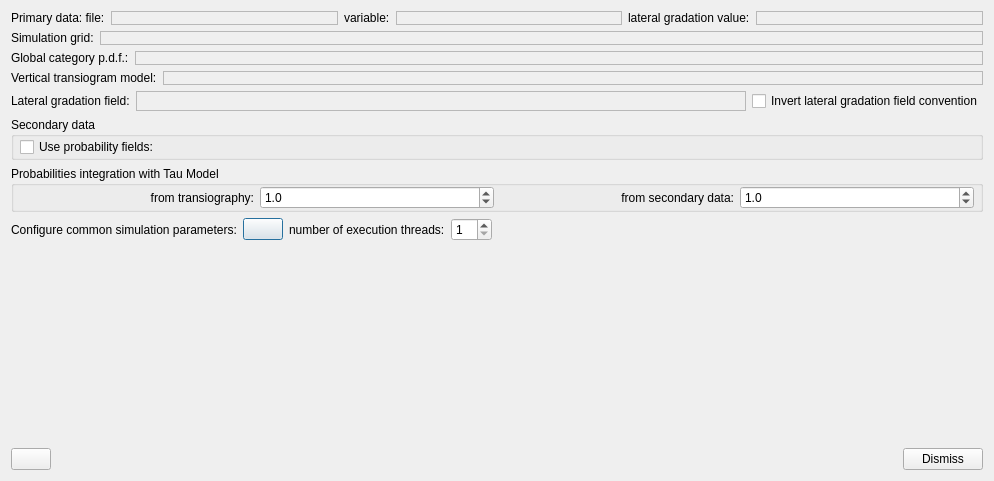
First picture: the form in dialogs/mcrfbayesiansimdialog.ui, repository PauloCarvalhoRJ/gammaray, before the edit.
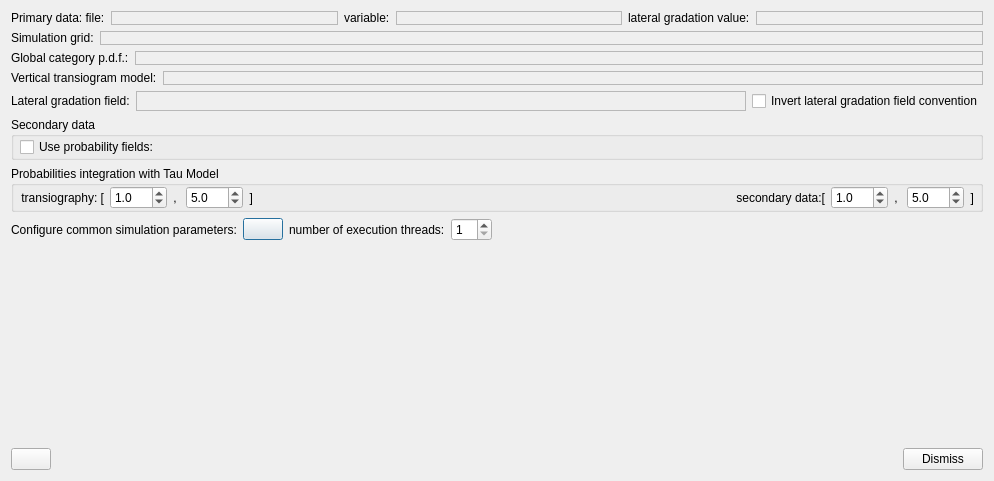
Second picture: the form after the edit. Icons and pictures are not drawn.

Patch:
```diff
--- a/dialogs/mcrfbayesiansimdialog.ui
+++ b/dialogs/mcrfbayesiansimdialog.ui
@@ -385,7 +385,7 @@
       <item>
        <widget class="QLabel" name="label_12">
         <property name="text">
-         <string>from transiography:</string>
+         <string>transiography: [</string>
         </property>
         <property name="alignment">
          <set>Qt::AlignRight|Qt::AlignTrailing|Qt::AlignVCenter</set>
@@ -402,10 +402,58 @@
         </property>
        </widget>
       </item>
+      <item>
+       <widget class="QLabel" name="label_15">
+        <property name="sizePolicy">
+         <sizepolicy hsizetype="Minimum" vsizetype="Preferred">
+          <horstretch>0</horstretch>
+          <verstretch>0</verstretch>
+         </sizepolicy>
+        </property>
+        <property name="text">
+         <string>, </string>
+        </property>
+        <property name="alignment">
+         <set>Qt::AlignRight|Qt::AlignTrailing|Qt::AlignVCenter</set>
+        </property>
+       </widget>
+      </item>
+      <item>
+       <widget class="QDoubleSpinBox" name="dblSpinTauTransiographyEnding">
+        <property name="decimals">
+         <number>1</number>
+        </property>
+        <property name="value">
+         <double>5.000000000000000</double>
+        </property>
+       </widget>
+      </item>
+      <item>
+       <widget class="QLabel" name="label_18">
+        <property name="sizePolicy">
+         <sizepolicy hsizetype="Minimum" vsizetype="Preferred">
+          <horstretch>0</horstretch>
+          <verstretch>0</verstretch>
+         </sizepolicy>
+        </property>
+        <property name="text">
+         <string>]</string>
+        </property>
+        <property name="alignment">
+         <set>Qt::AlignRight|Qt::AlignTrailing|Qt::AlignVCenter</set>
+        </property>
+       </widget>
+      </item>
       <item>
        <widget class="QLabel" name="label_13">
+        <property name="sizePolicy">
+         <sizepolicy hsizetype="Expanding" vsizetype="Preferred">
+          <horstretch>0</horstretch>
+          <verstretch>0</verstretch>
+         </sizepolicy>
+        </property>
         <property name="text">
-         <string>from secondary data:</string>
+         <string>secondary data:[</string>
         </property>
         <property name="alignment">
          <set>Qt::AlignRight|Qt::AlignTrailing|Qt::AlignVCenter</set>
@@ -422,6 +470,48 @@
         </property>
        </widget>
       </item>
+      <item>
+       <widget class="QLabel" name="label_16">
+        <property name="sizePolicy">
+         <sizepolicy hsizetype="Minimum" vsizetype="Preferred">
+          <horstretch>0</horstretch>
+          <verstretch>0</verstretch>
+         </sizepolicy>
+        </property>
+        <property name="text">
+         <string>, </string>
+        </property>
+        <property name="alignment">
+         <set>Qt::AlignRight|Qt::AlignTrailing|Qt::AlignVCenter</set>
+        </property>
+       </widget>
+      </item>
+      <item>
+       <widget class="QDoubleSpinBox" name="dblSpinTauSecondaryEnding">
+        <property name="decimals">
+         <number>1</number>
+        </property>
+        <property name="value">
+         <double>5.000000000000000</double>
+        </property>
+       </widget>
+      </item>
+      <item>
+       <widget class="QLabel" name="label_17">
+        <property name="sizePolicy">
+         <sizepolicy hsizetype="Minimum" vsizetype="Preferred">
+          <horstretch>0</horstretch>
+          <verstretch>0</verstretch>
+         </sizepolicy>
+        </property>
+        <property name="text">
+         <string>]</string>
+        </property>
+        <property name="alignment">
+         <set>Qt::AlignRight|Qt::AlignTrailing|Qt::AlignVCenter</set>
+        </property>
+       </widget>
+      </item>
      </layout>
     </widget>
    </item>
```
Left out of the diff: 4 changed lines with no effect on the pictures.
